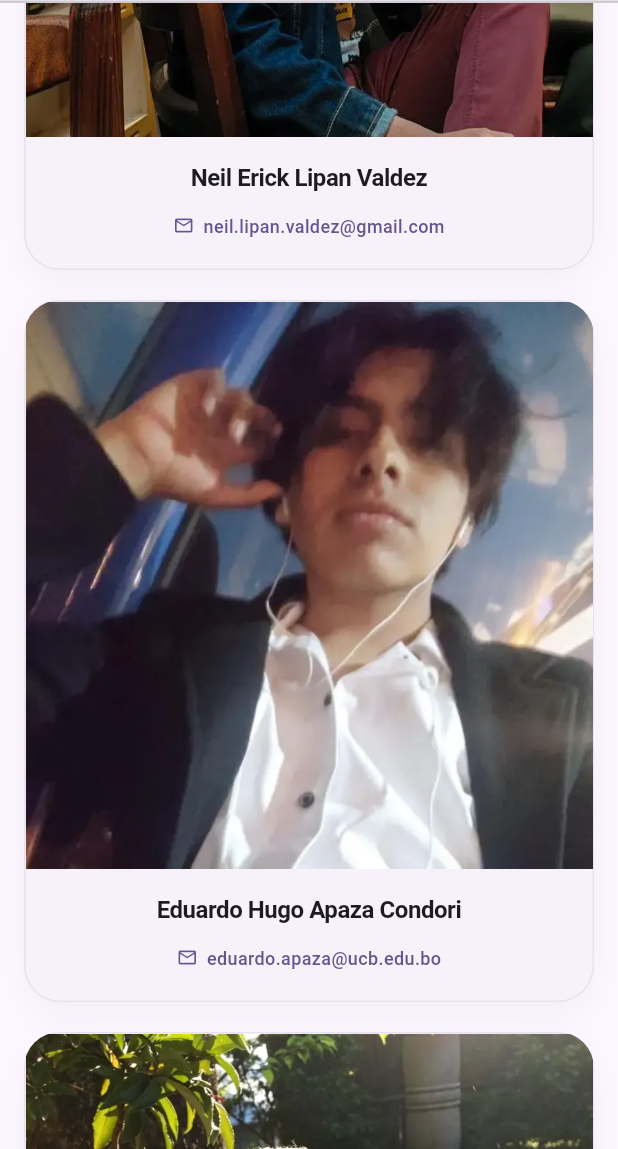
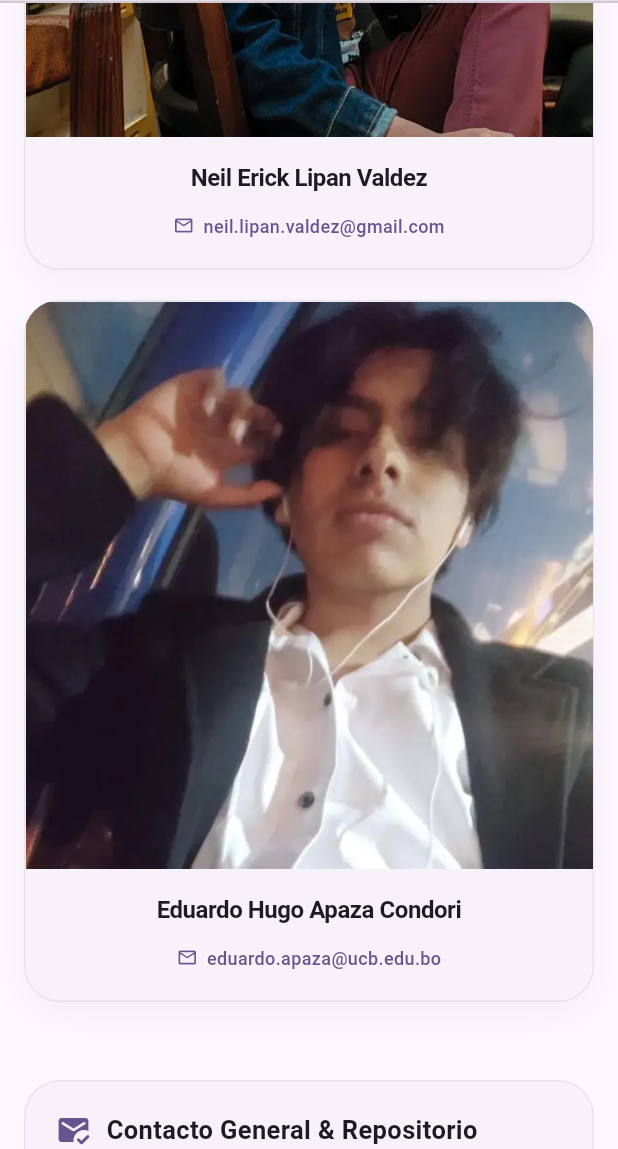
Before and after one commit to marinobc/algorithm, a Flutter app: the ContactScreen widget shown alone on an empty page, opened directly, scrolled down 576 dp, on a phone screen of 412 x 824 dp, the part 87-1236 px from its top. Run offline on Flutter 3.47's test engine with Material 3 defaults, Android fonts, the phone set to English and light mode, and no system bars; our stand-ins replace flutter_dotenv, flutter_markdown, flutter_riverpod, flutter_svg, google_generative_ai, shared_preferences and 2 more; missing offline and left inert: dart:js_interop, flutter_math_fork; accounts and stored records are empty; network calls fail; project files that could hold a hidden picture were left out.

Commit message:
refactor(contact): remove Marino from team members list and update grid layout

```diff
--- a/lib/ui/screens/contact_screen.dart
+++ b/lib/ui/screens/contact_screen.dart
@@ -28,11 +28,6 @@ class ContactScreen extends StatelessWidget {
       name: 'Eduardo Hugo Apaza Condori',
       email: 'eduardo.apaza@ucb.edu.bo',
       imagePath: 'assets/images/Eduardo.webp',
-    ),
-    TeamMemberData(
-      name: 'Saire Marino Barroso Calle',
-      email: 'saire.barroso@ucb.edu.bo',
-      imagePath: 'assets/images/Marino.webp',
     ),
   ];
 
@@ -96,8 +91,8 @@ class ContactScreen extends StatelessWidget {
                 LayoutBuilder(
                   builder: (context, constraints) {
                     final maxWidth = constraints.maxWidth;
-                    if (maxWidth > 850) {
-                      // Desktop/Web View: 3 Columns
+                    if (maxWidth > 580) {
+                      // Desktop/Tablet View: 2 Columns
                       return Row(
                         crossAxisAlignment: CrossAxisAlignment.start,
                         children: teamMembers
@@ -116,41 +111,6 @@ class ContactScreen extends StatelessWidget {
                               ),
                             )
                             .toList(),
-                      );
-                    } else if (maxWidth > 580) {
-                      // Tablet View: 2 Top, 1 Bottom Centered
-                      return Column(
-                        children: [
-                          Row(
-                            crossAxisAlignment: CrossAxisAlignment.start,
-                            children: [
-                              Expanded(
-                                child: _buildTeamMemberCard(
-                                  context,
-                                  teamMembers[0],
-                                  isCompact: false,
-                                ),
-                              ),
-                              const SizedBox(width: 16),
-                              Expanded(
-                                child: _buildTeamMemberCard(
-                                  context,
-                                  teamMembers[1],
-                                  isCompact: false,
-                                ),
-                              ),
-                            ],
-                          ),
-                          const SizedBox(height: 20),
-                          ConstrainedBox(
-                            constraints: const BoxConstraints(maxWidth: 420),
-                            child: _buildTeamMemberCard(
-                              context,
-                              teamMembers[2],
-                              isCompact: false,
-                            ),
-                          ),
-                        ],
                       );
                     } else {
                       // Mobile View: Single Column Stacked
```
